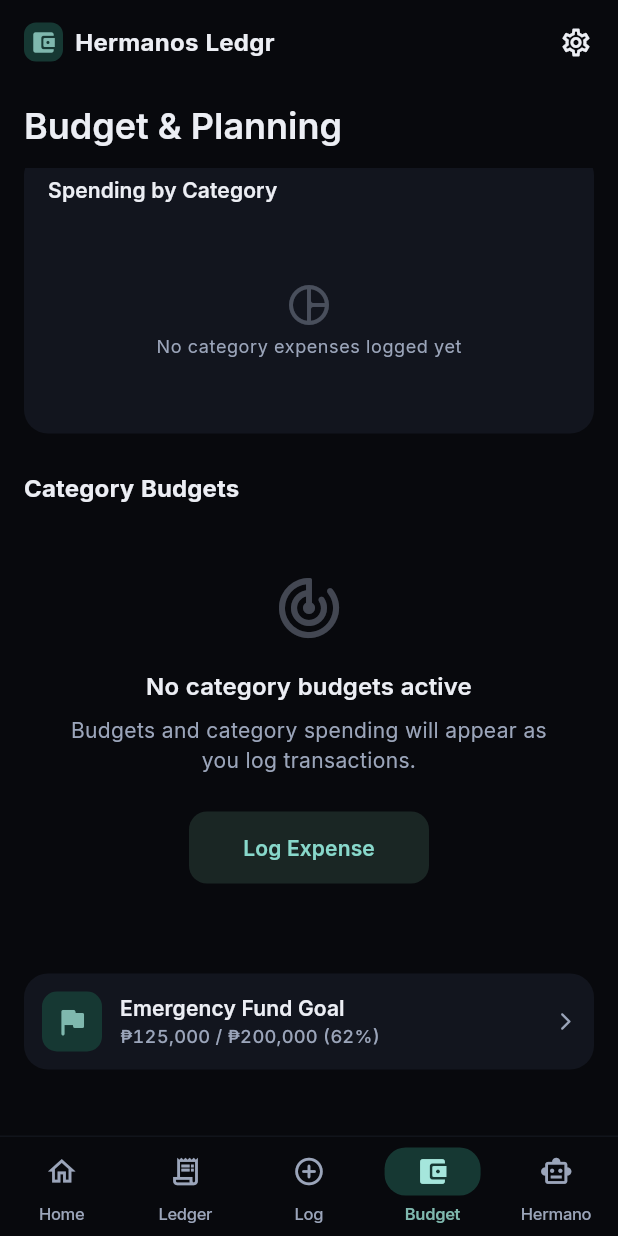
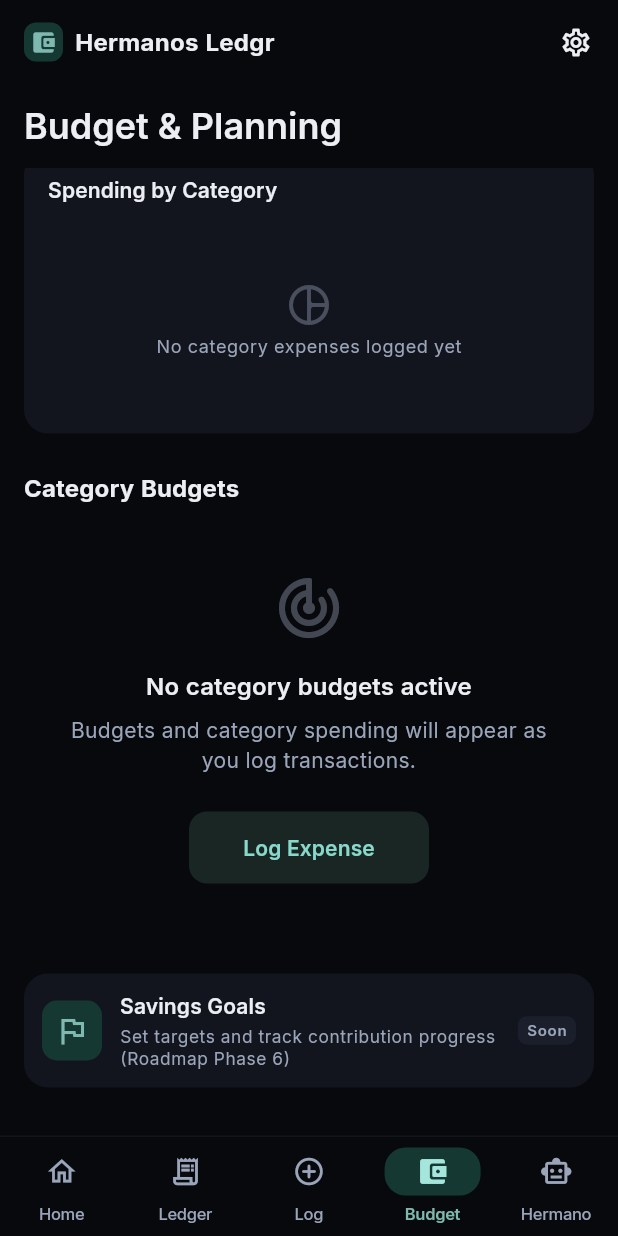
Before and after one commit to johncarlangelo/Hermanos-Ledgr, a Flutter app: the BudgetScreen screen opened by its route, scrolled down 194 dp, on a phone screen of 412 x 824 dp. Run offline on Flutter 3.47's test engine with Material 3 defaults, Android fonts, the phone set to English and light mode, and no system bars; our stand-ins replace drift, drift_flutter, fl_chart, flutter_riverpod, go_router, google_fonts and 2 more; accounts and stored records are empty; generated files the repository leaves out were written again.

Commit message:
fix(budget): use dynamic month and replace mock emergency fund goal

```diff
--- a/lib/core/constants/app_constants.dart
+++ b/lib/core/constants/app_constants.dart
@@ -7,9 +7,9 @@ class AppConstants {
   static const String currencyCode = 'PHP';
   static const String defaultProfileName = 'John C.';
 
-  static const String appVersion = '0.4.3';
-  static const int appBuildNumber = 12;
-  static const String appVersionDisplay = 'v0.4.3-alpha';
+  static const String appVersion = '0.4.4';
+  static const int appBuildNumber = 13;
+  static const String appVersionDisplay = 'v0.4.4-alpha';
 
   // Target device info
   static const String targetDevice = 'Samsung Galaxy A36 5G';
--- a/lib/features/budget/presentation/screens/budget_screen.dart
+++ b/lib/features/budget/presentation/screens/budget_screen.dart
@@ -1,6 +1,7 @@
 import 'package:fl_chart/fl_chart.dart';
 import 'package:flutter/material.dart';
 import 'package:flutter_riverpod/flutter_riverpod.dart';
+import 'package:intl/intl.dart';
 import 'package:hermanos_ledgr/app/theme/color_tokens.dart';
 import 'package:hermanos_ledgr/app/theme/text_theme.dart';
 import 'package:hermanos_ledgr/core/utils/currency_formatter.dart';
@@ -58,7 +59,7 @@ class _BudgetScreenState extends ConsumerState<BudgetScreen> {
                       ),
                     ),
                     Text(
-                      'September 2026',
+                      DateFormat('MMMM yyyy').format(DateTime.now()),
                       style: theme.textTheme.bodySmall?.copyWith(
                         color: theme.colorScheme.onSurfaceVariant,
                       ),
@@ -258,7 +259,7 @@ class _BudgetScreenState extends ConsumerState<BudgetScreen> {
 
           const SizedBox(height: Spacing.xl),
 
-          // 4. Savings Goals Preview Card
+          // 4. Savings Goals Teaser
           M3Card(
             padding: const EdgeInsets.all(Spacing.md),
             child: Row(
@@ -270,7 +271,7 @@ class _BudgetScreenState extends ConsumerState<BudgetScreen> {
                     borderRadius: BorderRadius.circular(10),
                   ),
                   child: Icon(
-                    Icons.flag_rounded,
+                    Icons.flag_outlined,
                     color: theme.colorScheme.primary,
                   ),
                 ),
@@ -280,26 +281,36 @@ class _BudgetScreenState extends ConsumerState<BudgetScreen> {
                     crossAxisAlignment: CrossAxisAlignment.start,
                     children: [
                       Text(
-                        'Emergency Fund Goal',
+                        'Savings Goals',
                         style: theme.textTheme.titleSmall?.copyWith(
                           fontWeight: FontWeight.w600,
                         ),
                       ),
+                      const SizedBox(height: 2),
                       Text(
-                        '₱125,000 / ₱200,000 (62%)',
-                        style: moneyStyle(
-                          fontSize: 12,
-                          fontWeight: FontWeight.w500,
+                        'Set targets and track contribution progress (Roadmap Phase 6)',
+                        style: theme.textTheme.bodySmall?.copyWith(
                           color: theme.colorScheme.onSurfaceVariant,
+                          fontSize: 11.5,
                         ),
                       ),
                     ],
                   ),
                 ),
-                Icon(
-                  Icons.arrow_forward_ios_rounded,
-                  size: 14,
-                  color: theme.colorScheme.onSurfaceVariant,
+                Container(
+                  padding: const EdgeInsets.symmetric(horizontal: 6, vertical: 2),
+                  decoration: BoxDecoration(
+                    color: theme.colorScheme.surfaceContainerHigh,
+                    borderRadius: BorderRadius.circular(6),
+                  ),
+                  child: Text(
+                    'Soon',
+                    style: theme.textTheme.labelSmall?.copyWith(
+                      fontSize: 10,
+                      fontWeight: FontWeight.w600,
+                      color: theme.colorScheme.onSurfaceVariant,
+                    ),
+                  ),
                 ),
               ],
             ),
--- a/pubspec.yaml
+++ b/pubspec.yaml
@@ -16,7 +16,7 @@ publish_to: 'none' # Remove this line if you wish to publish to pub.dev
 # https://developer.apple.com/library/archive/documentation/General/Reference/InfoPlistKeyReference/Articles/CoreFoundationKeys.html
 # In Windows, build-name is used as the major, minor, and patch parts
 # of the product and file versions while build-number is used as the build suffix.
-version: 0.4.3+12
+version: 0.4.4+13
 
 environment:
   sdk: ^3.12.2
```
